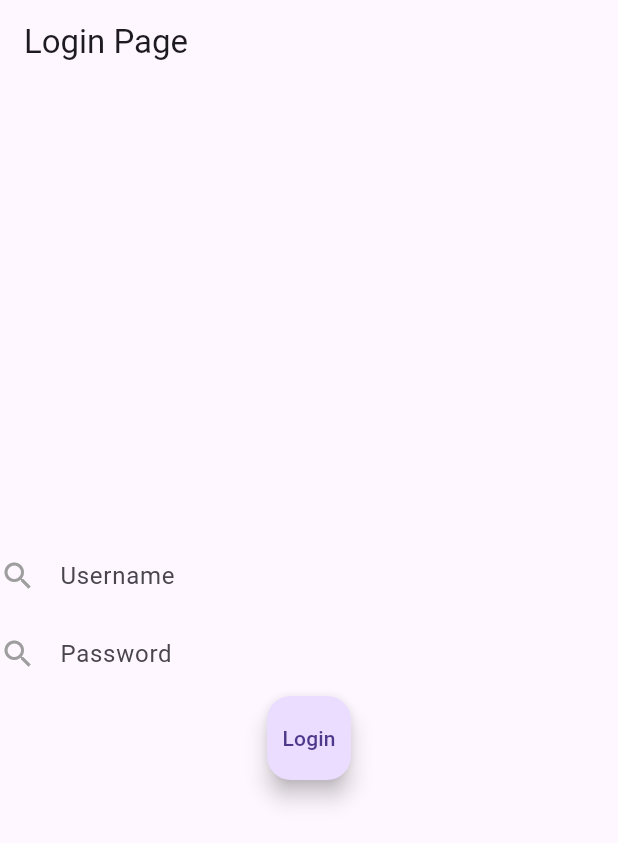
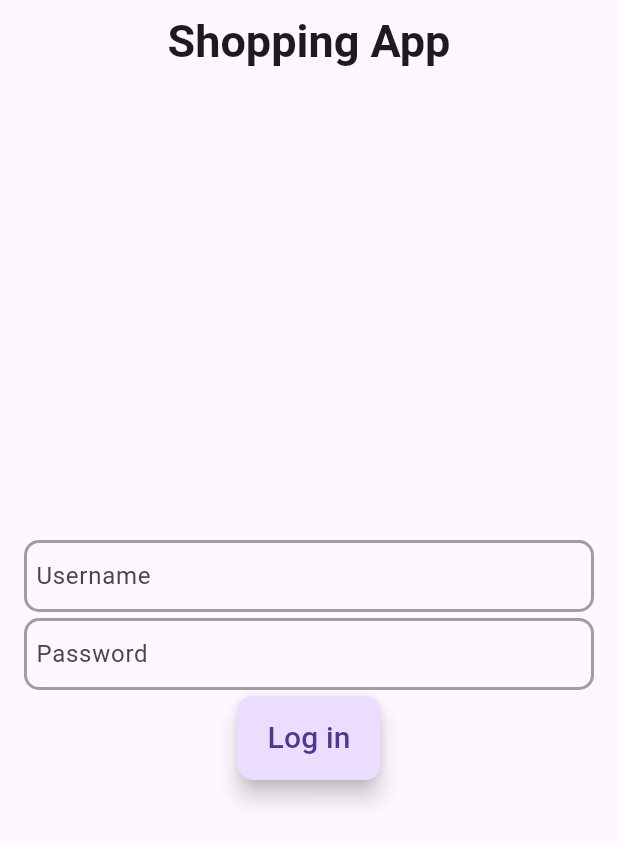
Before and after one commit to santiago-rey2/Simple_Shopping_App, a Flutter app: the screen it shows after launch, on a phone screen of 412 x 824 dp. Shown: the top 843 px of the screen. Run offline on Flutter 3.47's test engine with Material 3 defaults, Android fonts, the phone set to English and light mode, and no system bars; key blocks and very long unbroken strings in the code were emptied for the run.

Commit message:
refactor de pagina de login terminada

```diff
--- a/simple_shopping/lib/main.dart
+++ b/simple_shopping/lib/main.dart
@@ -1,7 +1,6 @@
 import 'package:flutter/material.dart';
 import 'package:provider/provider.dart';
 import 'package:simple_shopping/controllers/apicontroller.dart';
-import 'package:simple_shopping/views/home.dart';
 import 'package:simple_shopping/views/loginpage.dart';
 
 void main() {
--- a/simple_shopping/lib/views/loginpage.dart
+++ b/simple_shopping/lib/views/loginpage.dart
@@ -2,51 +2,71 @@ import 'package:flutter/material.dart';
 import 'package:simple_shopping/views/home.dart';
 
 class LoginPage extends StatelessWidget {
-  final String logintitle = 'Login Page';
+  final String logintitle = 'Shopping App';
 
   @override
   Widget build(BuildContext context) {
     return Scaffold(
       appBar: AppBar(
-        title: Text(logintitle),
+        title: Text(
+          logintitle,
+          style: TextStyle(fontSize: 30, fontWeight: FontWeight.bold),
+        ),
+        centerTitle: true,
       ),
       body: Center(
+        child: SingleChildScrollView(
+          child: Padding(
+            padding: const EdgeInsets.all(8.0),
             child: Column(
                 mainAxisAlignment: MainAxisAlignment.center,
                 crossAxisAlignment: CrossAxisAlignment.center,
                 children: [
-              const Center(
-                  child: TextField(
+                  Container(
+                    foregroundDecoration: BoxDecoration(
+                        border: Border.all(
+                            width: 2, color: Colors.grey, style: BorderStyle.solid),
+                        borderRadius: BorderRadius.circular(10)),
+                    padding: const EdgeInsets.symmetric(horizontal: 8),
+                    margin: const EdgeInsets.symmetric(horizontal: 8),
+                    child: const TextField(
                       decoration: InputDecoration(
                         border: InputBorder.none,
                         hintText: 'Username',
-                    icon: Icon(
-                      Icons.search,
-                      color: Colors.grey,
-                    )),
-              )),
-              const SizedBox(
-                height: 4,
                       ),
-              const TextField(
+                    ),
+                  ),
+                  const SizedBox(height: 4,),
+                  Container(
+                    foregroundDecoration: BoxDecoration(
+                        border: Border.all(
+                            width: 2, color: Colors.grey, style: BorderStyle.solid),
+                        borderRadius: BorderRadius.circular(10)),
+                    padding: const EdgeInsets.symmetric(horizontal: 8),
+                    margin: const EdgeInsets.symmetric(horizontal: 8),
+                    child: const TextField(
                       decoration: InputDecoration(
                         border: InputBorder.none,
                         hintText: 'Password',
-                    icon: Icon(
-                      Icons.search,
-                      color: Colors.grey,
-                    )),
                       ),
-              const SizedBox(
-                height: 4,
                     ),
-              FloatingActionButton(
+                  ),
+                  SizedBox(height: 4,),
+                  FloatingActionButton.extended(
                     onPressed: () {
                       Navigator.push(context,
                           MaterialPageRoute(builder: (context) => HomePage()));
                     },
-                  child: Text('Login'))
+                    shape: RoundedRectangleBorder(
+                        borderRadius: BorderRadius.all(Radius.circular(10))),
+                    label: const Text(
+                      'Log in',
+                      style: TextStyle(fontSize: 20),
+                    ),
+                  )
                 ]),
+          ),
+        ),
       ),
     );
   }
--- a/simple_shopping/lib/views/productview.dart
+++ b/simple_shopping/lib/views/productview.dart
@@ -15,28 +15,32 @@ class Product_View extends StatelessWidget {
 
     return Scaffold(
       appBar: AppBar(
-        title: const Text('Prduct Page'),
+        title: const Text('Product Page'),
       ),
       body: Column(children: [
         const SizedBox(
           height: 4,
         ),
-        Row(
-          crossAxisAlignment: CrossAxisAlignment.start,
-          mainAxisAlignment: MainAxisAlignment.start,
+        Column(
+          crossAxisAlignment: CrossAxisAlignment.center,
+          mainAxisAlignment: MainAxisAlignment.center,
           children: [
-            Image.network(
-              image,
-              width: 200,
-              height: 200,
-            ),
             Container(
-              width: windowsize.width - 204,
+              width: windowsize.width,
+              padding: EdgeInsets.symmetric(horizontal: 16),
               child: Text(
                 name,
                 softWrap: true,
                 style: const TextStyle(fontSize: 20,fontWeight: FontWeight.bold),
+                textAlign: TextAlign.center,
               ),
+            ),
+            SizedBox(
+              height: 20,
+            ),
+            Image.network(
+              image,
+              width: windowsize.width * 0.6,
             )
           ],
         )
```
Lines whose indentation alone changed are shown as unchanged.
